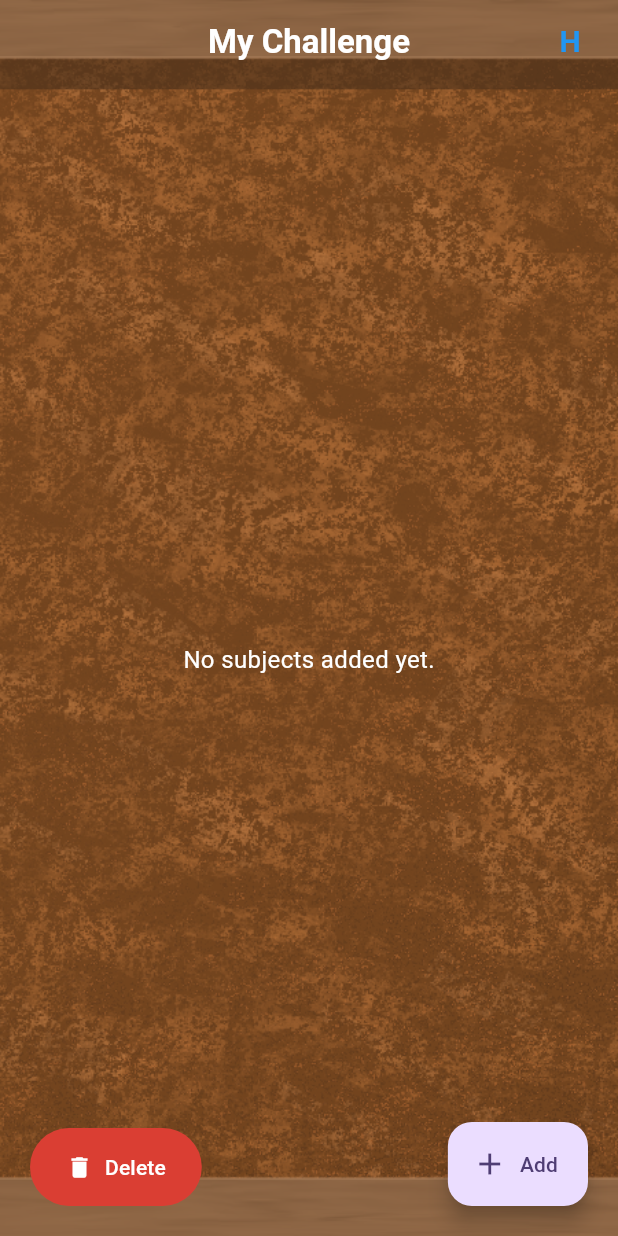
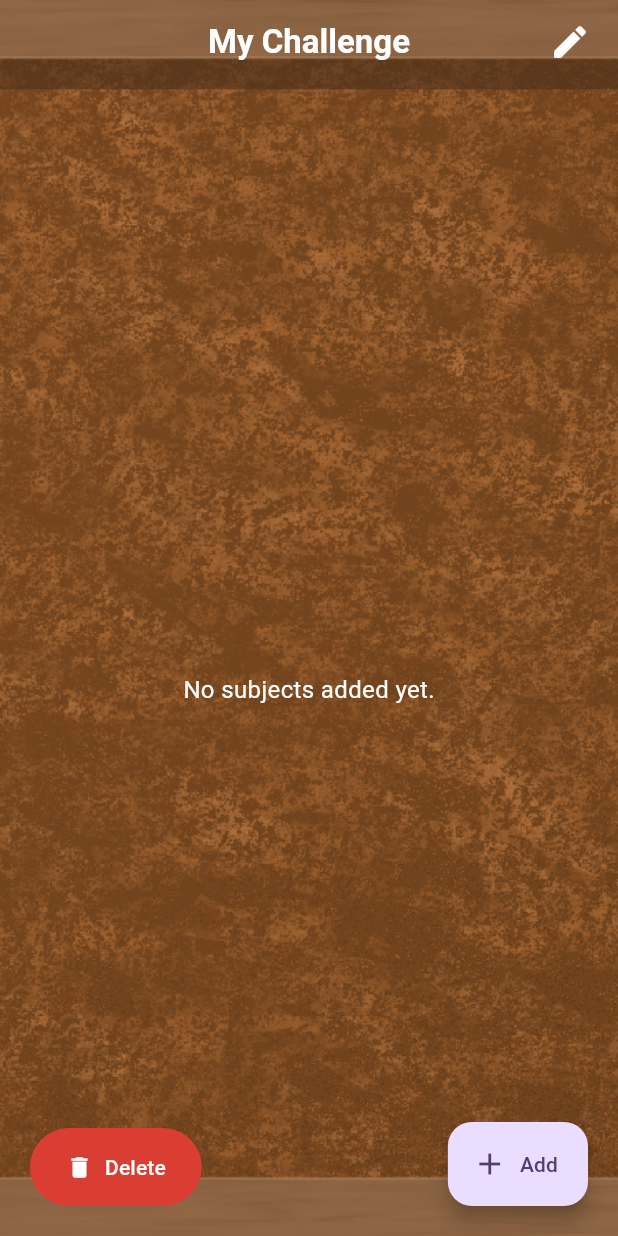
Before and after one commit to jagoda-ks/MyPinboard, a Flutter app: the screen it shows after launch, after a tap on "Let's begin", on a phone screen of 412 x 824 dp. Run offline on Flutter 3.47's test engine with Material 3 defaults, Android fonts, the phone set to English and light mode, and no system bars.

Commit message:
Add level logic

```diff
--- /dev/null
+++ b/preparation_game/lib/UILib/background_widget.dart
@@ -0,0 +1,22 @@
+import 'package:flutter/material.dart';
+import 'package:preparation_game/settings.dart';
+
+class BackgroundWidget extends StatelessWidget {
+  final Widget child;
+
+  const BackgroundWidget({super.key, required this.child});
+
+  @override
+  Widget build(BuildContext context) {
+    return Container(
+      decoration: const BoxDecoration(
+        image: DecorationImage(
+          image: AssetImage(AppSettings.pinboardBackground),
+          fit: BoxFit.cover,
+          alignment: Alignment.center,
+        ),
+      ),
+      child: child,
+    );
+  }
+}
--- /dev/null
+++ b/preparation_game/lib/UILib/scroll_panel.dart
@@ -0,0 +1,30 @@
+import 'package:flutter/material.dart';
+
+class ScrollPanel extends StatelessWidget {
+  final Widget child;
+  final EdgeInsetsGeometry padding;
+
+  const ScrollPanel({
+    super.key,
+    required this.child,
+    this.padding = const EdgeInsets.only(top: 20, bottom: 100),
+  });
+
+  @override
+  Widget build(BuildContext context) {
+    return LayoutBuilder(
+      builder: (context, constraints) {
+        return SingleChildScrollView(
+          physics: const BouncingScrollPhysics(),
+          padding: padding,
+          child: ConstrainedBox(
+            constraints: BoxConstraints(
+              minHeight: constraints.maxHeight,
+            ),
+            child: child,
+          ),
+        );
+      },
+    );
+  }
+}
--- a/preparation_game/lib/UILib/sticky_note_button.dart
+++ b/preparation_game/lib/UILib/sticky_note_button.dart
@@ -33,7 +33,7 @@ class StickyNoteButton extends StatelessWidget {
                     image: const AssetImage('assets/images/sticky_note.png'),
                     fit: BoxFit.fill,
                     colorFilter: isMarked
-                        ? const ColorFilter.mode(Colors.redAccent, BlendMode.srcATop)
+                        ? ColorFilter.mode(const Color.fromARGB(255, 89, 13, 13).withOpacity(0.4), BlendMode.srcATop)
                         : null,
                   ),
                 ),
--- a/preparation_game/lib/UILib/subject_menu.dart
+++ b/preparation_game/lib/UILib/subject_menu.dart
@@ -36,7 +36,7 @@ class SubjectMenu extends StatelessWidget {
         ],
         FloatingActionButton.extended(
           onPressed: onToggleMenu,
-          label: Text(showOptions ? 'Hide' : 'Add'),
+          label: Text('Add'),
           icon: Icon(showOptions ? Icons.close : Icons.add),
         ),
       ],
--- a/preparation_game/lib/screens/home_page.dart
+++ b/preparation_game/lib/screens/home_page.dart
@@ -1,4 +1,5 @@
 import 'package:flutter/material.dart';
+import 'package:preparation_game/UILib/background_widget.dart';
 import 'package:preparation_game/UILib/button_builder.dart';
 import 'package:preparation_game/UILib/input_field.dart';
 import 'starting_page.dart';
@@ -28,26 +29,17 @@ class _HomePageState extends State<HomePage> {
   @override
   Widget build(BuildContext context) {
     // Wrap the Scaffold in a Container to set the background
-    return Container(
-      decoration: const BoxDecoration(
-        image: DecorationImage(
-          image: AssetImage('assets/images/pinboard.png'), // Ensure this matches your file name
-          fit: BoxFit.cover, // Ensures the image fills the screen
-        ),
-      ),
+    return BackgroundWidget(
       child: Scaffold(
         backgroundColor: Colors.transparent, // 1. Set to transparent
         appBar: AppBar(
-          title: const Text('Challenge App'),
+          title: const Text('Home'),
           backgroundColor: Colors.transparent, // 2. Make AppBar transparent
           elevation: 0, // Removes shadow to blend with the background
         ),
         body: Center(
-          child: Padding(
-            padding: const EdgeInsets.all(24.0),
-            child: Column(
+          child: Column(
               mainAxisAlignment: MainAxisAlignment.center,
-              crossAxisAlignment: CrossAxisAlignment.center,
               children: [
                 const Text(
                   'Enter the name of your challenge',
@@ -77,7 +69,6 @@ class _HomePageState extends State<HomePage> {
             ),
           ),
         ),
-      ),
-    );
+      );
   }
 }
--- a/preparation_game/lib/screens/starting_page.dart
+++ b/preparation_game/lib/screens/starting_page.dart
@@ -3,6 +3,8 @@ import 'package:preparation_game/UILib/input_field.dart';
 import 'package:preparation_game/UILib/sticky_note_button.dart';
 import 'package:preparation_game/UILib/delete_button.dart';
 import 'package:preparation_game/UILib/subject_menu.dart';
+import 'package:preparation_game/UILib/background_widget.dart';
+import 'package:preparation_game/UILib/scroll_panel.dart';
 
 class StartingPage extends StatefulWidget {
   final String challengeTitle;
@@ -18,8 +20,7 @@ class _StartingPageState extends State<StartingPage> {
   bool _isEnteringSubject = false;
   bool _isDeleting = false;
 
-  final List<String> _subjects = [];
-  final List<String> _levels = [];
+  List<List<String>> _subjectsByLevel = [];
   final Set<String> _markedForDeletion = {};
 
   late final TextEditingController _subjectInputController;
@@ -40,128 +41,129 @@ class _StartingPageState extends State<StartingPage> {
     final cleanText = value.trim();
     if (cleanText.isNotEmpty) {
       setState(() {
-        _subjects.add(cleanText);
+        if (_subjectsByLevel.isEmpty) {
+          _subjectsByLevel.add([]);
+        }
+        _subjectsByLevel.last.add(cleanText);
         _subjectInputController.clear();
         _isEnteringSubject = false;
         _showOptions = false;
       });
+    } else {
+      setState(() => _isEnteringSubject = false);
     }
   }
 
 @override
   Widget build(BuildContext context) {
-    final bool isLevelEnabled = _subjects.isNotEmpty;
+    final bool isLevelEnabled = _subjectsByLevel.isNotEmpty;
+    final screenWidth = MediaQuery.of(context).size.width;
+    final double dynamicNoteWidth = (screenWidth * 0.3).clamp(80.0, 200.0);
 
-    return Container(
-      decoration: const BoxDecoration(
-        image: DecorationImage(
-          image: AssetImage('assets/images/pinboard.png'),
-          fit: BoxFit.cover,
-        ),
-      ),
+    return BackgroundWidget(
       child: Scaffold(
         backgroundColor: Colors.transparent,
         appBar: AppBar(
           centerTitle: true,
-          title: Text(
-            widget.challengeTitle,
-            style: const TextStyle(color: Colors.white, fontWeight: FontWeight.bold),
-          ),
+          title: Text(widget.challengeTitle, style: const TextStyle(color: Colors.white, fontWeight: FontWeight.bold)),
           backgroundColor: Colors.transparent,
           elevation: 0,
           automaticallyImplyLeading: false,
           actions: [
-            IconButton(
-              onPressed: () => Navigator.pop(context),
-              icon: const Text('H', style: TextStyle(fontSize: 20, fontWeight: FontWeight.bold, color: Colors.blue)),
-            ),
+            IconButton(onPressed: () => Navigator.pop(context), icon: const Icon(Icons.edit, color: Colors.white, size: 28)),
             const SizedBox(width: 8),
           ],
         ),
         body: Stack(
           children: [
-            Center(
+            ScrollPanel(
+              child: Center(
                 child: Padding(
                   padding: const EdgeInsets.symmetric(horizontal: 16.0),
                   child: Column(
                     mainAxisAlignment: MainAxisAlignment.center,
                     children: [
-                    if (_levels.isNotEmpty) ...[
-                      Wrap(
-                        spacing: 8,
-                        runSpacing: 8,
-                        alignment: WrapAlignment.center,
-                        children: _levels.map((lvl) => Chip(label: Text(lvl))).toList(),
-                      ),
-                      const SizedBox(height: 32),
-                    ],
-                    AnimatedSwitcher(
-                      duration: const Duration(milliseconds: 200),
-                      child: _isEnteringSubject
-                          ? InputField(
-                              key: const ValueKey('input_field'),
-                              controller: _subjectInputController,
-                              hintText: 'Subject Name & press Enter...',
-                              onSubmitted: _submitSubject,
-                            )
-                          : _subjects.isNotEmpty
-                              ? Wrap(
+                      if (_subjectsByLevel.isEmpty && !_isEnteringSubject)
+                        const Text('No subjects added yet.', style: TextStyle(color: Colors.white, fontSize: 16)),
+
+                      // Map the rows
+                      ..._subjectsByLevel.asMap().entries.map((entry) {
+                        int index = entry.key;
+                        List<String> levelSubjects = entry.value;
+
+                        return Padding(
+                          padding: const EdgeInsets.symmetric(vertical: 12.0),
+                          child: Row(
+                            children: [
+                              SizedBox(width: 40, child: Text('${index + 1}', style: const TextStyle(color: Colors.white, fontSize: 20, fontWeight: FontWeight.bold), textAlign: TextAlign.center)),
+                              Expanded(
+                                child: Align(
+                                  alignment: Alignment.center,
+                                  child: Wrap(
                                     alignment: WrapAlignment.center,
                                     spacing: 8,
                                     runSpacing: 8,
-                                  children: _subjects.map((text) {
+                                    children: levelSubjects.map((text) {
                                       final isMarked = _markedForDeletion.contains(text);
                                       return StickyNoteButton(
                                         key: ValueKey(text),
                                         text: text,
                                         isMarked: isMarked,
+                                        width: dynamicNoteWidth,
                                         onTap: _isDeleting
                                             ? () => setState(() {
-                                                if (isMarked) {
-                                                  _markedForDeletion.remove(text);
-                                                } else {
-                                                  _markedForDeletion.add(text);
-                                                }
+                                                if (isMarked) _markedForDeletion.remove(text);
+                                                else _markedForDeletion.add(text);
                                               })
                                             : () {},
                                       );
                                     }).toList(),
-                                )
-                              : const Text('No subjects added yet.', style: TextStyle(color: Colors.white, fontSize: 16)),
+                                  ),
+                                ),
+                              ),
+                              const SizedBox(width: 40),
+                            ],
+                          ),
+                        );
+                      }),
+
+                      if (_isEnteringSubject)
+                        Padding(
+                          padding: const EdgeInsets.symmetric(vertical: 16.0),
+                          child: InputField(
+                            key: UniqueKey(),
+                            controller: _subjectInputController,
+                            hintText: 'Subject Name & press Enter...',
+                            onSubmitted: _submitSubject,
+                          ),
                         ),
                     ],
                   ),
                 ),
               ),
-
-            // Reusable Delete Button
+            ),
+            // ... Positioned buttons remain the same
             Positioned(
               bottom: 20,
               left: 20,
               child: DeleteButton(
                 isDeleting: _isDeleting,
-                enabled: _subjects.isNotEmpty,
+                enabled: _subjectsByLevel.isNotEmpty,
                 onPressed: () => setState(() => _isDeleting = !_isDeleting),
               ),
             ),
-
-            // Reusable Menu
             Positioned(
               bottom: 20,
               right: 20,
               child: SubjectMenu(
                 showOptions: _showOptions,
                 isLevelEnabled: isLevelEnabled,
-                onAddLevel: () => setState(() => _levels.add('Level ${_levels.length + 1}')),
-                onAddSubject: () => setState(() => _isEnteringSubject = true),
-                onToggleMenu: () => setState(() {
-                  _showOptions = !_showOptions;
-                  if (!_showOptions) {
-                    _isEnteringSubject = false;
-                    _isDeleting = false;
-                    _markedForDeletion.clear();
-                  }
+                onAddLevel: () => setState(() => _subjectsByLevel.add([])),
+                onAddSubject: () => setState(() {
+                  _isEnteringSubject = true;
+                  _showOptions = false;
                 }),
+                onToggleMenu: () => setState(() => _showOptions = !_showOptions),
               ),
             ),
           ],
--- a/preparation_game/lib/settings.dart
+++ b/preparation_game/lib/settings.dart
@@ -11,7 +11,7 @@ class AppSettings {
   // The text style for your Sticky Note buttons
   static const TextStyle stickyNoteText = TextStyle(
     fontFamily: customFontFamily,
-    fontSize: 24,
+    fontSize: 24    ,
     color: Colors.black,
     fontWeight: FontWeight.bold,
     height: 1.1,
@@ -51,4 +51,7 @@ class AppSettings {
   static const double stickyNoteOriginalWidth = 856.0;
   static const double stickyNoteOriginalHeight = 830.0;
   static const double stickyNoteRatio = stickyNoteOriginalWidth / stickyNoteOriginalHeight;
+
+  // BACKGROUND
+  static const String pinboardBackground = 'assets/images/pinboard.png';
 }
```
Also changed, not shown: preparation_game/lib/UILib/input_field.dart (+4 -3 lines). Lines whose indentation alone changed are shown as unchanged.
